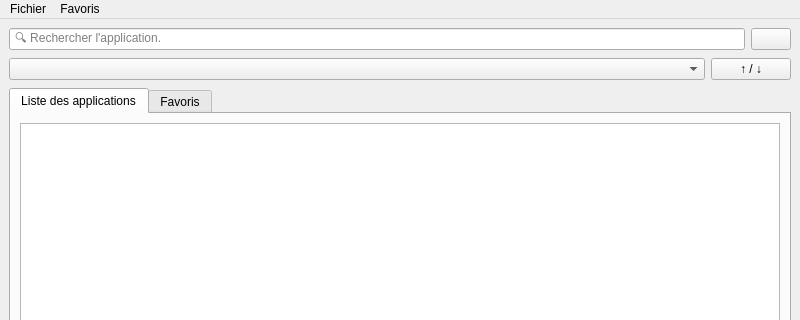
Above: mainwindow.ui from SPSLTIC/app-directory before the change; both pictures show x 0 to 800 and y 0 to 320 of the 800 by 579 pixel window. Below: the same form after it.
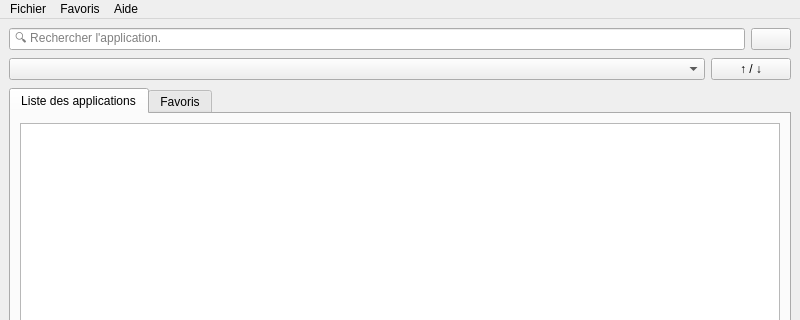
That is the form after the change. Icons and pictures are not drawn.

The edit to the form file:
```diff
--- a/mainwindow.ui
+++ b/mainwindow.ui
@@ -188,8 +188,15 @@
     </property>
     <addaction name="actionManageFav"/>
    </widget>
+   <widget class="QMenu" name="menuAide">
+    <property name="title">
+     <string>Aide</string>
+    </property>
+    <addaction name="actionManuel_utilisateur"/>
+   </widget>
    <addaction name="menuFichier"/>
    <addaction name="menuFavoris"/>
+   <addaction name="menuAide"/>
   </widget>
   <widget class="QStatusBar" name="statusbar">
    <property name="sizeGripEnabled">
```
Left out of the diff: 11 changed lines with no effect on the pictures.
